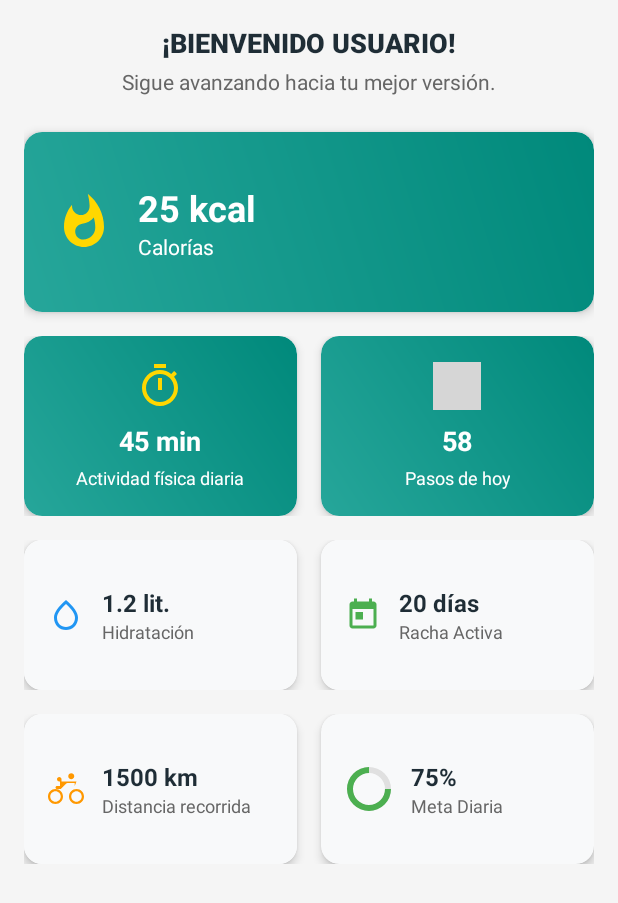
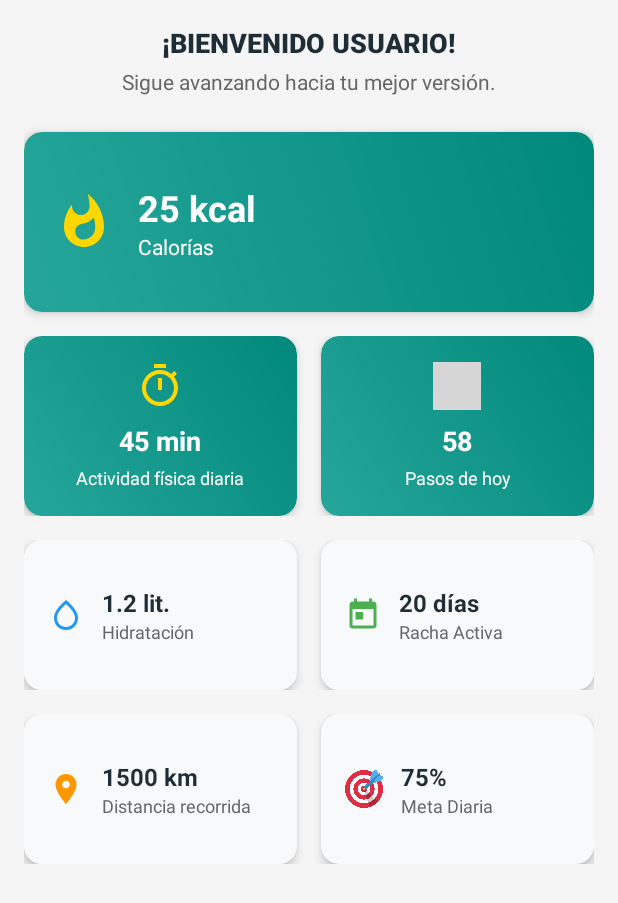
Before and after one commit to hanjio30/ProyectoFitTrack, an Android app: the layout fragment_dashboard.xml on its own in the app's theme, with its tools: preview values and no code run, on a phone screen of 412 x 824 dp. Shown: the top 903 px of the screen. Run offline under Robolectric (Android 15) with nearby library versions, the phone set to English and light mode, and no system bars; grey boxes are pictures that could not be loaded.

Commit message:
cambio de icono en metas

```diff
--- a/app/src/main/res/drawable/circular_progress.xml
+++ /dev/null
@@ -1,19 +0,0 @@
-<?xml version="1.0" encoding="utf-8"?>
-<layer-list xmlns:android="http://schemas.android.com/apk/res/android">
-    <item>
-        <shape android:shape="ring"
-            android:innerRadiusRatio="3"
-            android:thicknessRatio="8"
-            android:useLevel="false">
-            <solid android:color="#E0E0E0" />
-        </shape>
-    </item>
-    <item>
-        <shape android:shape="ring"
-            android:innerRadiusRatio="3"
-            android:thicknessRatio="8"
-            android:useLevel="true">
-            <solid android:color="#4CAF50" />
-        </shape>
-    </item>
-</layer-list>
--- a/app/src/main/res/drawable/ic_bike.xml
+++ /dev/null
@@ -1,9 +0,0 @@
-<vector xmlns:android="http://schemas.android.com/apk/res/android"
-    android:width="24dp"
-    android:height="24dp"
-    android:viewportWidth="24"
-    android:viewportHeight="24">
-    <path
-        android:fillColor="#FF000000"
-        android:pathData="M15.5,5.5C16.61,5.5 17.5,4.61 17.5,3.5S16.61,1.5 15.5,1.5S13.5,2.39 13.5,3.5S14.39,5.5 15.5,5.5zM5,12c-2.8,0 -5,2.2 -5,5s2.2,5 5,5s5,-2.2 5,-5S7.8,12 5,12zM5,20.5c-1.9,0 -3.5,-1.6 -3.5,-3.5s1.6,-3.5 3.5,-3.5s3.5,1.6 3.5,3.5S6.9,20.5 5,20.5zM19,12c-2.8,0 -5,2.2 -5,5s2.2,5 5,5s5,-2.2 5,-5S21.8,12 19,12zM19,20.5c-1.9,0 -3.5,-1.6 -3.5,-3.5s1.6,-3.5 3.5,-3.5s3.5,1.6 3.5,3.5S20.9,20.5 19,20.5zM17.8,10L19,7H9V5.5C9,4.67 8.33,4 7.5,4S6,4.67 6,5.5S6.67,7 7.5,7H8v3H6c-0.55,0 -1,0.45 -1,1s0.45,1 1,1h2.5l3.5,-3.5c0.28,-0.28 0.67,-0.5 1.06,-0.5H17.8z"/>
-</vector>
--- a/app/src/main/res/layout/fragment_dashboard.xml
+++ b/app/src/main/res/layout/fragment_dashboard.xml
@@ -354,9 +354,9 @@
                     android:gravity="center_vertical">
 
                     <ImageView
-                        android:layout_width="24dp"
-                        android:layout_height="24dp"
-                        android:src="@drawable/ic_bike"
+                        android:layout_width="wrap_content"
+                        android:layout_height="wrap_content"
+                        android:src="@drawable/ic_location"
                         app:tint="#FF9800" />
 
                     <LinearLayout
@@ -410,14 +410,10 @@
                     android:padding="16dp"
                     android:gravity="center_vertical">
 
-                    <ProgressBar
-                        android:id="@+id/progressGoal"
-                        style="?android:attr/progressBarStyleHorizontal"
-                        android:layout_width="32dp"
-                        android:layout_height="32dp"
-                        android:max="100"
-                        android:progress="75"
-                        android:progressDrawable="@drawable/circular_progress" />
+                    <ImageView
+                        android:layout_width="25dp"
+                        android:layout_height="25dp"
+                        android:src="@drawable/ic_meta" />
 
                     <LinearLayout
                         android:layout_width="0dp"
```
Also changed, not shown: app/src/main/res/drawable/ic_meta.png (added).
